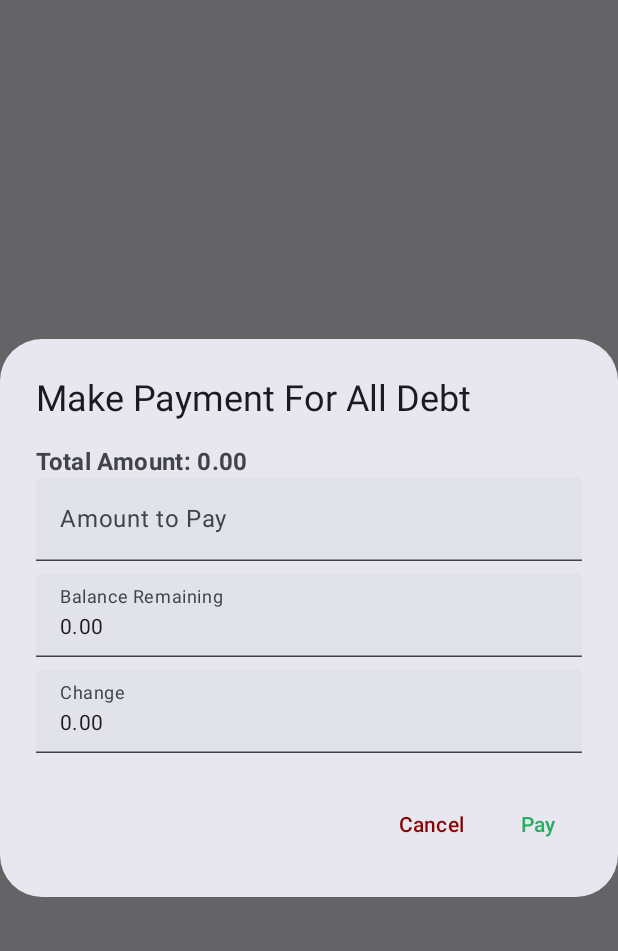
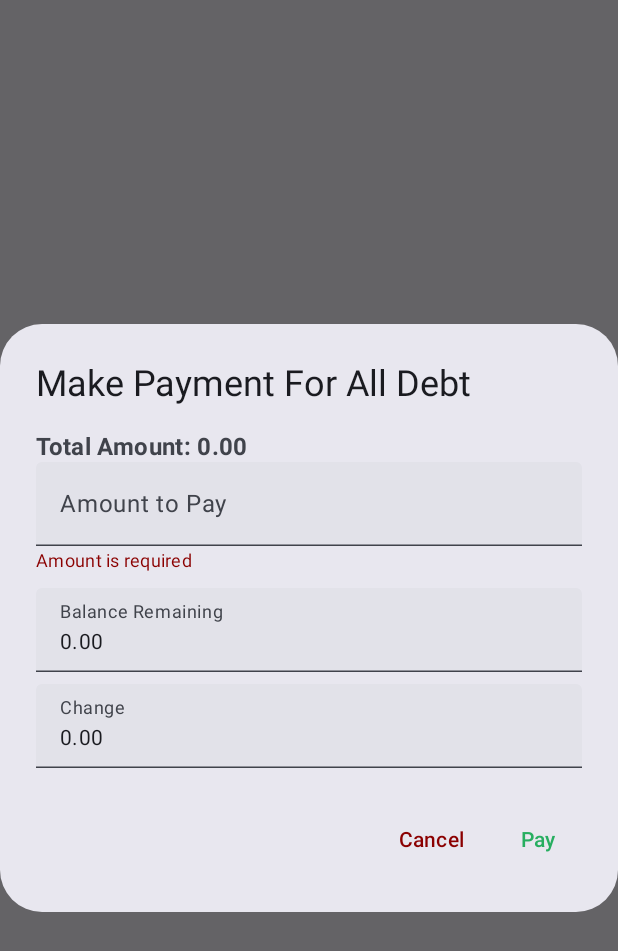
Before and after one commit to Dismas-Ospaltic/Debt-Management-Mobile, an Android app built with Jetpack Compose: the composable PayAllPopupScreen called with empty values, after a tap on "Pay", on a phone screen of 412 x 824 dp. Shown: the top 951 px of the screen. Run offline under Robolectric (Android 15) with nearby library versions, the phone set to English and light mode, and no system bars.

Commit message:
Select for total unpaid

```diff
--- a/app/src/main/java/com/ospaltic/mydebts/data/local/DebtDao.kt
+++ b/app/src/main/java/com/ospaltic/mydebts/data/local/DebtDao.kt
@@ -31,4 +31,8 @@ interface DebtDao {
 
     @Query("SELECT * FROM debt WHERE debtId = :debtId LIMIT 1")
     suspend fun getDebtById(debtId: String): DebtEntity?
+
+
+    @Query("SELECT SUM(amount) FROM debt WHERE uid = :userId AND status = 'pending'")
+    fun getAllUnpaidTotal(userId: String): Flow<Float?>
 }
--- a/app/src/main/java/com/ospaltic/mydebts/repository/DebtRepository.kt
+++ b/app/src/main/java/com/ospaltic/mydebts/repository/DebtRepository.kt
@@ -4,6 +4,7 @@ import com.ospaltic.mydebts.data.local.DebtDao
 import com.ospaltic.mydebts.model.DebtEntity
 import com.ospaltic.mydebts.model.PeopleEntity
 import kotlinx.coroutines.flow.Flow
+import kotlinx.coroutines.flow.map
 
 class DebtRepository(private val debtDao: DebtDao) {
 
@@ -30,4 +31,9 @@ class DebtRepository(private val debtDao: DebtDao) {
         return debtDao.getDebtById(debtId)
     }
 
+    fun getTotalUnPaid(userId: String): Flow<Float> {
+        return debtDao.getAllUnpaidTotal(userId)
+            .map { total -> total ?: 0.0f }  // Convert NULL to 0.0
+    }
+
 }
--- a/app/src/main/java/com/ospaltic/mydebts/screens/components/PayAllPopUp.kt
+++ b/app/src/main/java/com/ospaltic/mydebts/screens/components/PayAllPopUp.kt
@@ -31,6 +31,10 @@ fun PayAllPopupScreen(onDismiss: () -> Unit, totalAmount: Float) {
     var balance by remember { mutableFloatStateOf(0f) }
     var change by remember { mutableFloatStateOf(0f) }
 
+
+    val errorColor = colorResource(id = R.color.red)
+    var amountError by remember { mutableStateOf(false) }
+
     fun updateBalance(newAmount: String) {
         val amountFloat = newAmount.toFloatOrNull() ?: 0f
 
@@ -41,6 +45,12 @@ fun PayAllPopupScreen(onDismiss: () -> Unit, totalAmount: Float) {
             balance = totalAmount - amountFloat // Remaining balance (negative)
             change = 0f
         }
+    }
+
+
+    fun validateInputs(): Boolean {
+        amountError = amount.isBlank()
+        return !amountError
     }
 
     AlertDialog(
@@ -70,6 +80,9 @@ fun PayAllPopupScreen(onDismiss: () -> Unit, totalAmount: Float) {
                     singleLine = true,
                     keyboardOptions = KeyboardOptions(keyboardType = KeyboardType.Number)
                 )
+                if (amountError) {
+                Text("Amount is required", color = errorColor, fontSize = 12.sp)
+            }
 
                 Spacer(modifier = Modifier.height(8.dp))
 
@@ -103,7 +116,12 @@ fun PayAllPopupScreen(onDismiss: () -> Unit, totalAmount: Float) {
             }
         },
         confirmButton = {
-            TextButton(onClick = { /* Handle payment submission */ }) {
+            TextButton(onClick = { /* Handle payment submission */
+                if (validateInputs()) {
+
+                    onDismiss()
+                }
+            }) {
                 Text("Pay", color = colorResource(R.color.green))
             }
         },
```
Also changed, not shown: app/src/main/java/com/ospaltic/mydebts/screens/components/PaymentPopUp.kt (+2 -13 lines), app/src/main/java/com/ospaltic/mydebts/viewmodel/DebtViewModel.kt (+17 -0 lines).
